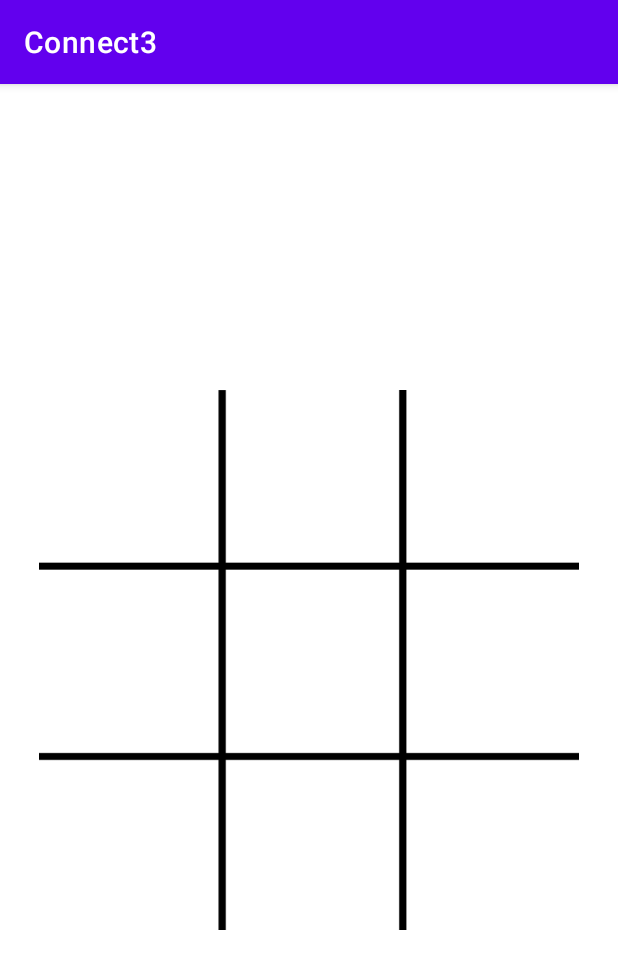
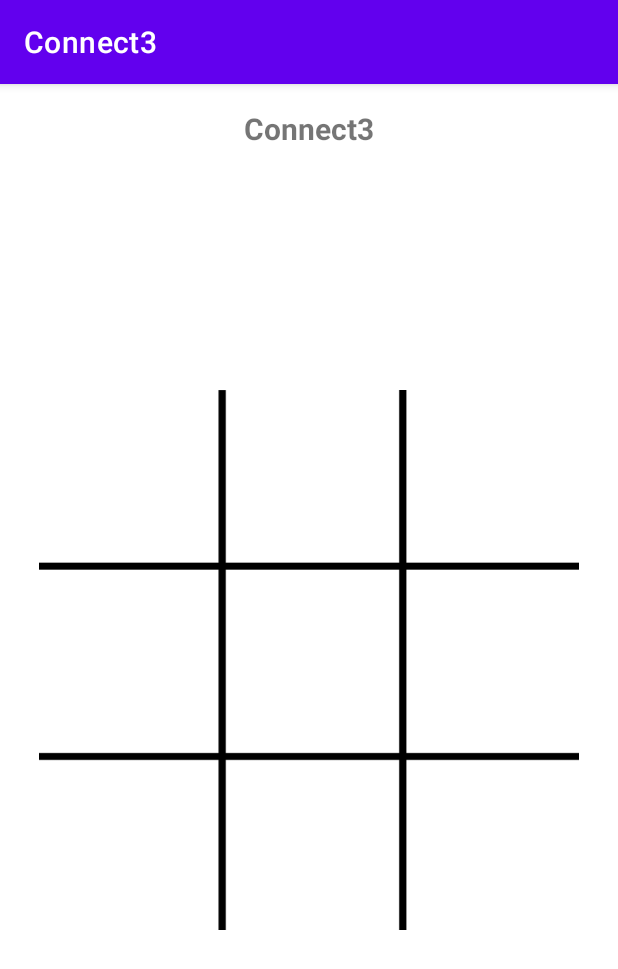
Before and after one commit to prashantkr006/Connect3, an Android app: the screen it shows after launch (MainActivity), on a phone screen of 412 x 824 dp. Shown: the top 969 px of the screen. Run offline under Robolectric (Android 15) with nearby library versions, the phone set to English and light mode, and no system bars.

Commit message:
tittle added by sneha

```diff
--- a/app/src/main/res/layout/activity_main.xml
+++ b/app/src/main/res/layout/activity_main.xml
@@ -5,6 +5,15 @@
     android:layout_width="match_parent"
     android:layout_height="match_parent"
     tools:context=".MainActivity">
+
+    <TextView
+        android:layout_width="wrap_content"
+        android:layout_height="wrap_content"
+        android:text="Connect3"
+        android:textSize="20dp"
+        android:textStyle="bold"
+        android:layout_centerHorizontal="true"
+        android:layout_marginTop="16dp"/>
 
     <androidx.gridlayout.widget.GridLayout
         android:id="@+id/gridLayout"
```
